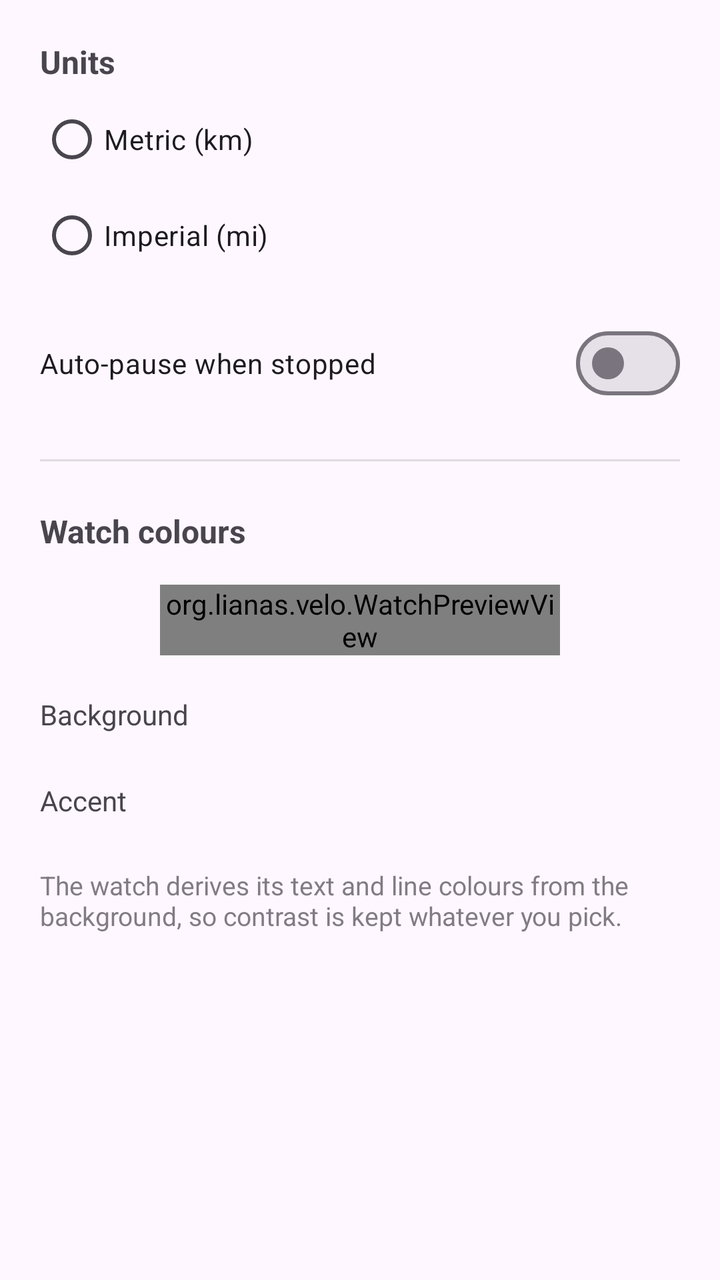
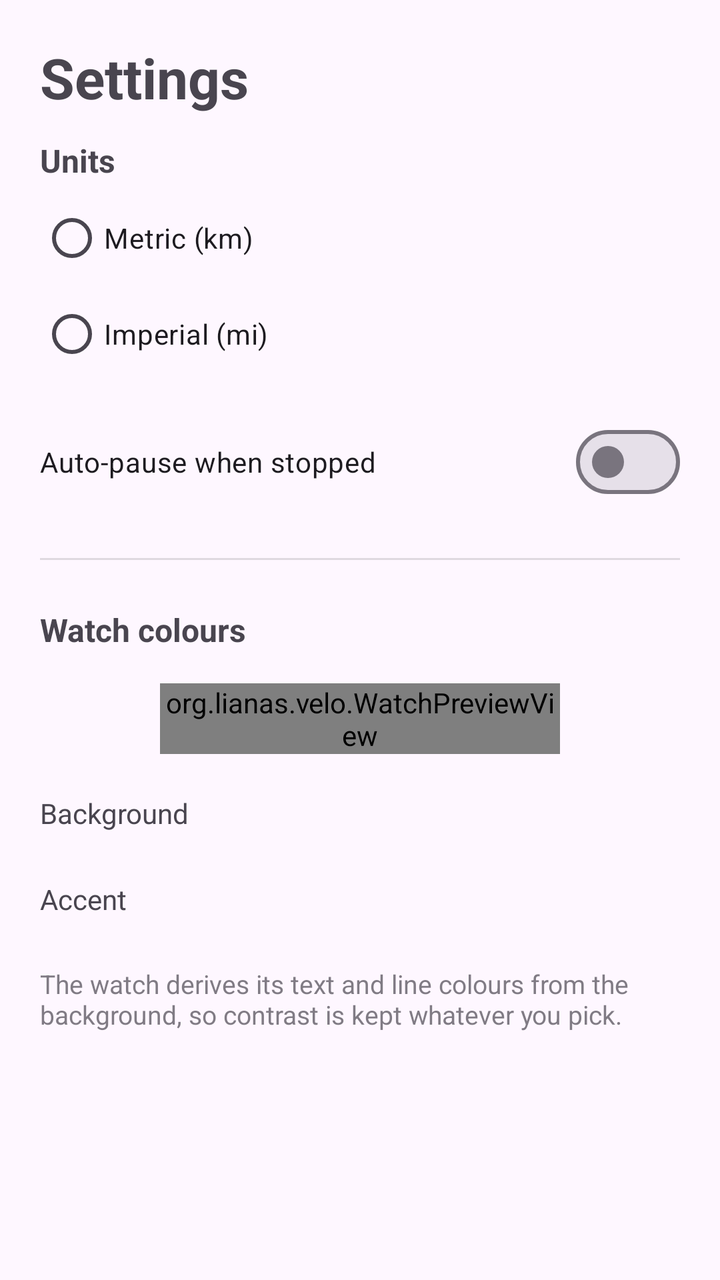

Two renders of the same Android screen: before a commit and after it. Below are the layout's source before the change and the commit's diff.
<!-- AndroidManifest.xml: application theme Theme.Velo -->
<!-- res/layout/activity_settings.xml -->
<?xml version="1.0" encoding="utf-8"?>
<ScrollView xmlns:android="http://schemas.android.com/apk/res/android"
    android:layout_width="match_parent"
    android:layout_height="match_parent">

    <LinearLayout
        android:layout_width="match_parent"
        android:layout_height="wrap_content"
        android:orientation="vertical"
        android:padding="20dp">

        <TextView
            android:layout_width="wrap_content"
            android:layout_height="wrap_content"
            android:textStyle="bold"
            android:textSize="16sp"
            android:text="@string/units" />

        <RadioGroup
            android:id="@+id/units_group"
            android:layout_width="match_parent"
            android:layout_height="wrap_content"
            android:layout_marginTop="4dp">

            <RadioButton
                android:id="@+id/units_metric"
                android:layout_width="match_parent"
                android:layout_height="wrap_content"
                android:text="@string/units_metric" />

            <RadioButton
                android:id="@+id/units_imperial"
                android:layout_width="match_parent"
                android:layout_height="wrap_content"
                android:text="@string/units_imperial" />
        </RadioGroup>

        <com.google.android.material.materialswitch.MaterialSwitch
            android:id="@+id/switch_autopause"
            android:layout_width="match_parent"
            android:layout_height="wrap_content"
            android:layout_marginTop="16dp"
            android:text="@string/auto_pause" />

        <View
            android:layout_width="match_parent"
            android:layout_height="1dp"
            android:layout_marginVertical="24dp"
            android:background="?android:attr/listDivider" />

        <TextView
            android:layout_width="wrap_content"
            android:layout_height="wrap_content"
            android:textStyle="bold"
            android:textSize="16sp"
            android:text="@string/watch_colours" />

        <org.lianas.velo.WatchPreviewView
            android:id="@+id/preview"
            android:layout_width="200dp"
            android:layout_height="wrap_content"
            android:layout_gravity="center_horizontal"
            android:layout_marginTop="16dp" />

        <TextView
            android:id="@+id/accent_warning"
            android:layout_width="match_parent"
            android:layout_height="wrap_content"
            android:layout_marginTop="10dp"
            android:textSize="14sp"
            android:textColor="@color/velo_orange"
            android:visibility="gone" />

        <TextView
            android:layout_width="wrap_content"
            android:layout_height="wrap_content"
            android:layout_marginTop="20dp"
            android:textSize="14sp"
            android:text="@string/background" />

        <LinearLayout
            android:id="@+id/bg_swatches"
            android:layout_width="match_parent"
            android:layout_height="wrap_content"
            android:layout_marginTop="6dp"
            android:orientation="horizontal" />

        <TextView
            android:layout_width="wrap_content"
            android:layout_height="wrap_content"
            android:layout_marginTop="18dp"
            android:textSize="14sp"
            android:text="@string/accent" />

        <LinearLayout
            android:id="@+id/accent_swatches"
            android:layout_width="match_parent"
            android:layout_height="wrap_content"
            android:layout_marginTop="6dp"
            android:orientation="horizontal" />

        <TextView
            android:layout_width="match_parent"
            android:layout_height="wrap_content"
            android:layout_marginTop="18dp"
            android:textSize="13sp"
            android:alpha="0.7"
            android:text="@string/colour_note" />
    </LinearLayout>
</ScrollView>
<!-- resources referenced by this layout -->
<resources>
  <color name="velo_orange">#FF5500</color>
  <string name="accent">Accent</string>
  <string name="auto_pause">Auto-pause when stopped</string>
  <string name="background">Background</string>
  <string name="colour_note">The watch derives its text and line colours from
          the background, so contrast is kept whatever you pick.</string>
  <string name="units">Units</string>
  <string name="units_imperial">Imperial (mi)</string>
  <string name="units_metric">Metric (km)</string>
  <string name="watch_colours">Watch colours</string>
  <style name="Theme.Velo" parent="Theme.Material3.DayNight">
          <item name="colorPrimary">@color/velo_orange</item>
          <item name="colorOnPrimary">@android:color/white</item>
          <item name="colorSecondary">@color/velo_orange</item>
      </style>
</resources>

<!-- the commit's change to res/layout/activity_settings.xml (unified diff, before → after) -->
@@ -1,5 +1,6 @@
 <?xml version="1.0" encoding="utf-8"?>
 <ScrollView xmlns:android="http://schemas.android.com/apk/res/android"
+    android:id="@+id/root"
     android:layout_width="match_parent"
     android:layout_height="match_parent">
 
@@ -8,6 +9,10 @@
         android:layout_height="wrap_content"
         android:orientation="vertical"
         android:padding="20dp">
+
+        <TextView
+            style="@style/Velo.Title"
+            android:text="@string/settings" />
 
         <TextView
             android:layout_width="wrap_content"
<!-- resource entries referenced after the edit -->
@@ -6,11 +6,19 @@
   <string name="background">Background</string>
   <string name="colour_note">The watch derives its text and line colours from
           the background, so contrast is kept whatever you pick.</string>
+  <string name="settings">Settings</string>
   <string name="units">Units</string>
   <string name="units_imperial">Imperial (mi)</string>
   <string name="units_metric">Metric (km)</string>
   <string name="watch_colours">Watch colours</string>
-  <style name="Theme.Velo" parent="Theme.Material3.DayNight">
+  <style name="Velo.Title" parent="">
+          <item name="android:layout_width">match_parent</item>
+          <item name="android:layout_height">wrap_content</item>
+          <item name="android:textSize">28sp</item>
+          <item name="android:textStyle">bold</item>
+          <item name="android:paddingBottom">12dp</item>
+      </style>
+  <style name="Theme.Velo" parent="Theme.Material3.DayNight.NoActionBar">
           <item name="colorPrimary">@color/velo_orange</item>
           <item name="colorOnPrimary">@android:color/white</item>
           <item name="colorSecondary">@color/velo_orange</item>
